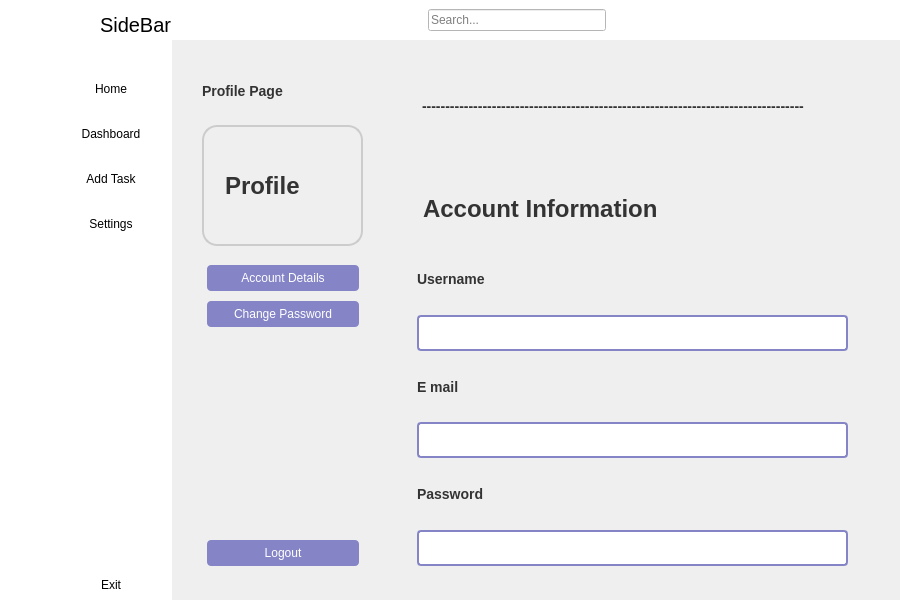
Above: sidebar.ui from SafiyeNurOnder/todo_list before the change. Below: the same form after it.
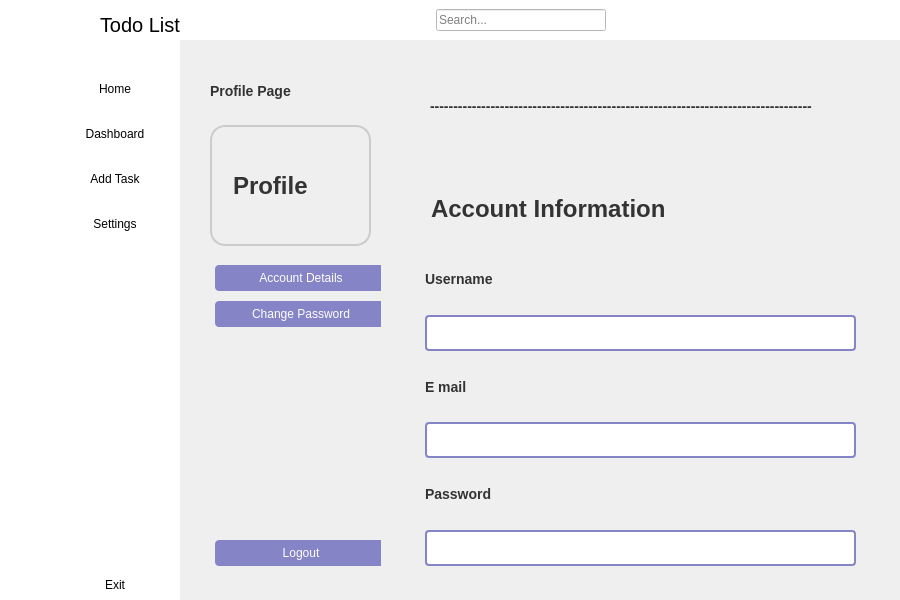
That is the form after the change. Icons and pictures are not drawn.

Diff of the .ui file:
```diff
--- a/sidebar.ui
+++ b/sidebar.ui
@@ -1465,7 +1465,7 @@
              <rect>
               <x>10</x>
               <y>200</y>
-              <width>162</width>
+              <width>182</width>
               <height>311</height>
              </rect>
             </property>
@@ -1695,7 +1695,7 @@
             </font>
            </property>
            <property name="text">
-            <string>SideBar</string>
+            <string>Todo List</string>
            </property>
           </widget>
          </item>
```
Left out of the diff: 10 changed lines with no effect on the pictures.
